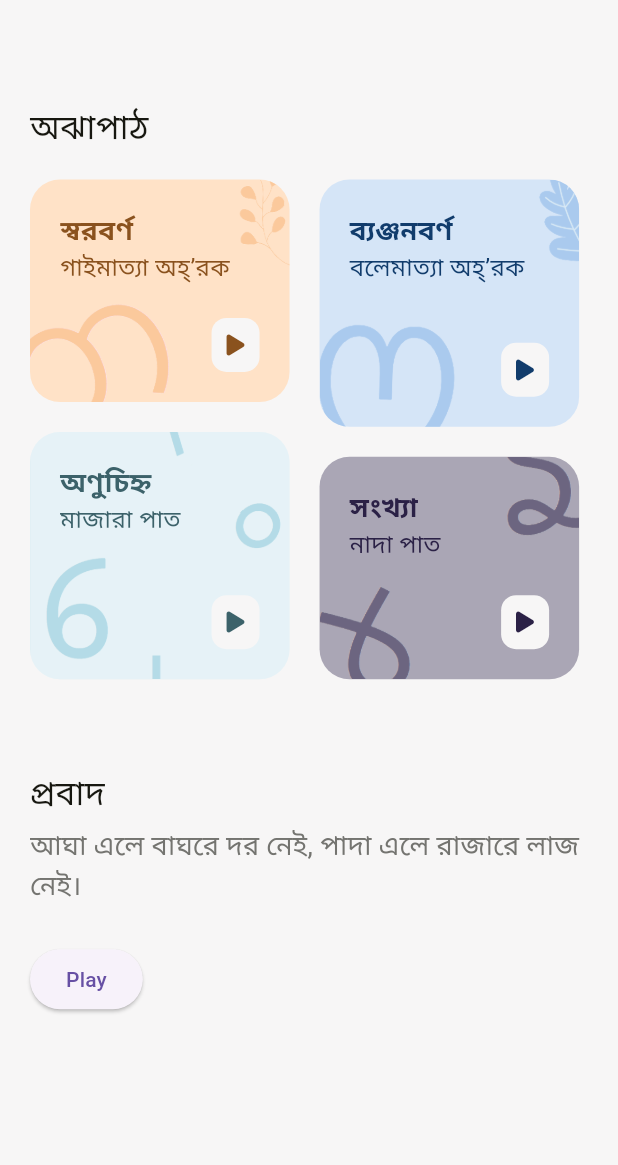
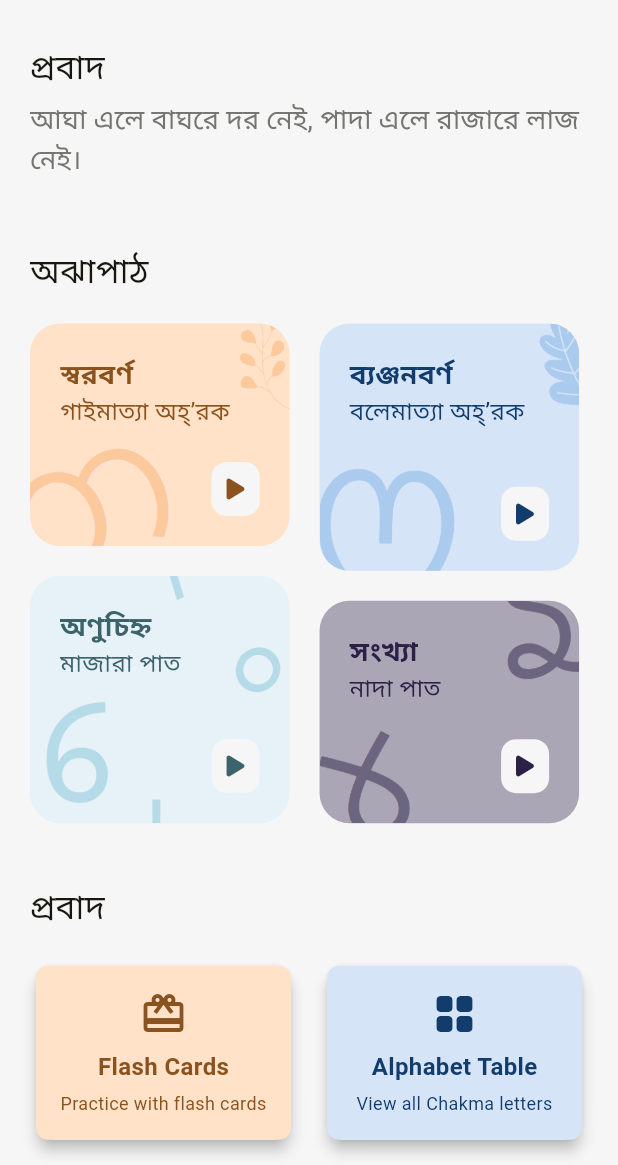
Before and after one commit to junechakma/Changma_Bhach--Flutter-Based-Chakma-Language-Learning-App, a Flutter app: the HomeScreen screen opened by its route, on a phone screen of 412 x 824 dp, the part 71-1236 px from its top. Run offline on Flutter 3.47's test engine with Material 3 defaults, Android fonts, the phone set to English and light mode, and no system bars; drawn by our look-alikes of carousel_slider; our stand-ins replace confetti, font_awesome_flutter, percent_indicator, shared_preferences; missing offline and left inert: tflite_flutter; accounts and stored records are empty; generated files the repository leaves out were written again.

Commit message:
All Alhpabt Screen and Minor Bug Fix

```diff
--- a/lib/data/content.dart
+++ b/lib/data/content_bn.dart
@@ -1,4 +1,4 @@
-class Content {
+class ContentBn {
   static final List<Map<String, dynamic>> vowel = [
     {
       'letter': '𑄃',
--- a/lib/presentation/screens/home_screen.dart
+++ b/lib/presentation/screens/home_screen.dart
@@ -8,6 +8,7 @@ import 'package:changma_bhach/presentation/widgets/proverb_carousal.dart';
 import 'package:changma_bhach/presentation/widgets/score_counter.dart';
 import 'package:changma_bhach/presentation/widgets/settings_dialog.dart';
 import 'package:changma_bhach/providers/lesson_provider.dart';
+import 'package:changma_bhach/routes/app_routes.dart';
 import 'package:flutter/material.dart';
 import 'package:flutter_gen/gen_l10n/app_localizations.dart';
 import 'package:font_awesome_flutter/font_awesome_flutter.dart';
@@ -64,6 +65,13 @@ class HomeScreen extends StatelessWidget {
               //             .copyWith(fontSize: 32, color: AppColors.primary)),
               //   ],
               // ),
+              Text(
+                AppLocalizations.of(context)!.proverbTitle,
+                style: TextStyles.categoryHeading
+                    .copyWith(fontWeight: FontWeight.normal),
+              ),
+              const ProverbCarousal(),
+
               const SizedBox(
                 height: 40,
               ),
@@ -178,25 +186,115 @@ class HomeScreen extends StatelessWidget {
                 ),
               ),
               const SizedBox(
-                height: 60,
+                height: 40,
               ),
               Text(
                 AppLocalizations.of(context)!.proverbTitle,
                 style: TextStyles.categoryHeading
                     .copyWith(fontWeight: FontWeight.normal),
               ),
-              const ProverbCarousal(),
 
               const SizedBox(height: 20),
-              ElevatedButton(
-                  onPressed: () {
+              Row(
+                mainAxisAlignment: MainAxisAlignment.spaceEvenly,
+                children: [
+                  Expanded(
+                    child: Card(
+                      elevation: 4,
+                      child: InkWell(
+                        onTap: () {
                           Navigator.push(
                             context,
                             MaterialPageRoute(
                                 builder: (context) => FlashCardScreen()),
                           );
                         },
-                  child: Text("Play"))
+                        child: Container(
+                          padding: const EdgeInsets.all(16),
+                          decoration: BoxDecoration(
+                            color: AppColors.tertiaryLight,
+                            borderRadius: BorderRadius.circular(8),
+                          ),
+                          child: const Column(
+                            mainAxisSize: MainAxisSize.min,
+                            children: [
+                              Icon(
+                                Icons.card_giftcard,
+                                size: 32,
+                                color: AppColors.tertiaryDarkDark,
+                              ),
+                              const SizedBox(height: 8),
+                              Text(
+                                "Flash Cards",
+                                style: TextStyle(
+                                  fontSize: 16,
+                                  fontWeight: FontWeight.bold,
+                                  color: AppColors.tertiaryDarkDark,
+                                ),
+                              ),
+                              const SizedBox(height: 4),
+                              Text(
+                                "Practice with flash cards",
+                                style: TextStyle(
+                                  fontSize: 12,
+                                  color: AppColors.tertiaryDarkDark,
+                                ),
+                                textAlign: TextAlign.center,
+                              ),
+                            ],
+                          ),
+                        ),
+                      ),
+                    ),
+                  ),
+                  const SizedBox(width: 16),
+                  Expanded(
+                    child: Card(
+                      elevation: 4,
+                      child: InkWell(
+                        onTap: () {
+                          Navigator.pushNamed(context, AppRoutes.alphabetTable);
+                        },
+                        child: Container(
+                          padding: const EdgeInsets.all(16),
+                          decoration: BoxDecoration(
+                            color: AppColors.secondaryLight,
+                            borderRadius: BorderRadius.circular(8),
+                          ),
+                          child: const Column(
+                            mainAxisSize: MainAxisSize.min,
+                            children: [
+                              Icon(
+                                Icons.grid_view_rounded,
+                                size: 32,
+                                color: AppColors.secondaryDarkDark,
+                              ),
+                              const SizedBox(height: 8),
+                              Text(
+                                "Alphabet Table",
+                                style: TextStyle(
+                                  fontSize: 16,
+                                  fontWeight: FontWeight.bold,
+                                  color: AppColors.secondaryDarkDark,
+                                ),
+                              ),
+                              const SizedBox(height: 4),
+                              Text(
+                                "View all Chakma letters",
+                                style: TextStyle(
+                                  fontSize: 12,
+                                  color: AppColors.secondaryDarkDark,
+                                ),
+                                textAlign: TextAlign.center,
+                              ),
+                            ],
+                          ),
+                        ),
+                      ),
+                    ),
+                  ),
+                ],
+              ),
             ],
           ),
         ),
--- a/lib/routes/app_routes.dart
+++ b/lib/routes/app_routes.dart
@@ -4,6 +4,7 @@ import 'package:changma_bhach/presentation/screens/lessons/drawing_screen.dart';
 // import 'package:changma_bhach/presentation/screens/lessons/lesson_screen.dart';
 import 'package:changma_bhach/presentation/screens/lessons/result_screen.dart';
 import 'package:changma_bhach/presentation/screens/welcome_screen.dart';
+import 'package:changma_bhach/presentation/screens/alphabet_table_screen.dart';
 import 'package:flutter/material.dart';
 
 class AppRoutes {
@@ -13,6 +14,7 @@ class AppRoutes {
   static const String lessonScreen = "/lessonScreen";
   static const String drawingScreen = "/drawingScreen";
   static const String resultScreen = "/resultScreen";
+  static const String alphabetTable = "/alphabetTable";
 
   static Map<String, WidgetBuilder> buildRoutes() {
     return {
@@ -22,6 +24,7 @@ class AppRoutes {
       // lessonScreen: (context) => const LessonScreen(),
       drawingScreen: (context) => const DrawingScreen(),
       resultScreen: (context) => const ResultScreen(),
+      alphabetTable: (context) => const AlphabetTableScreen(),
     };
   }
 }
```
Also changed, not shown: lib/presentation/screens/alphabet_table_screen.dart (added, +137 -0 lines), lib/providers/lesson_provider.dart (+25 -12 lines). Lines whose indentation alone changed are shown as unchanged.
